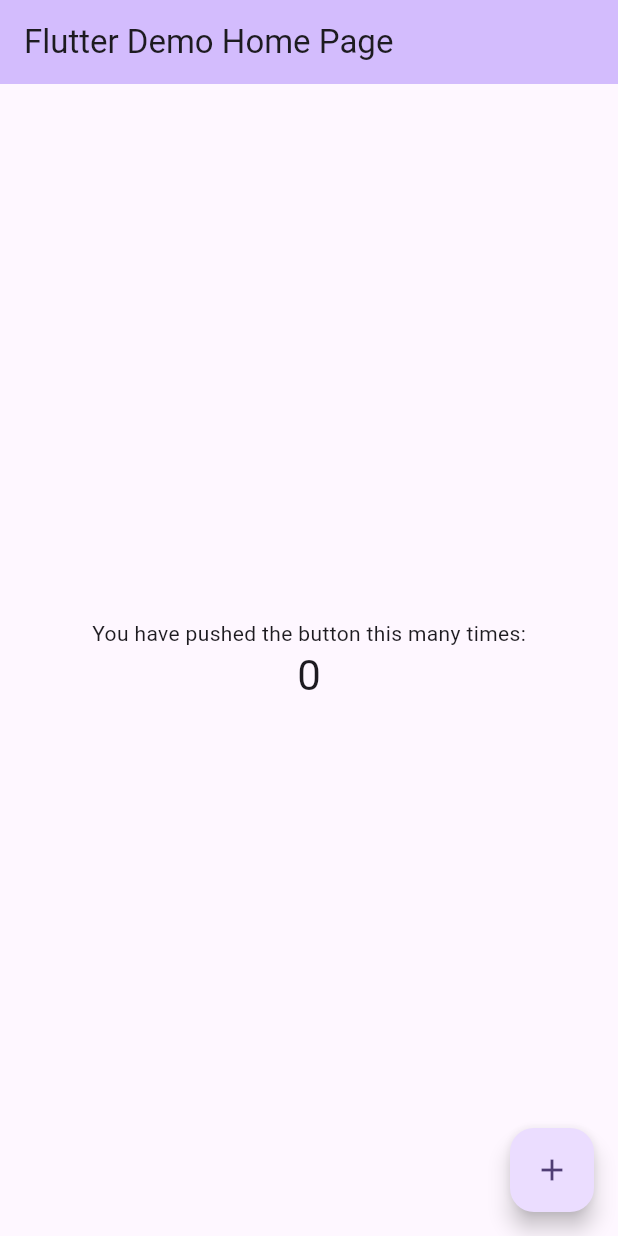
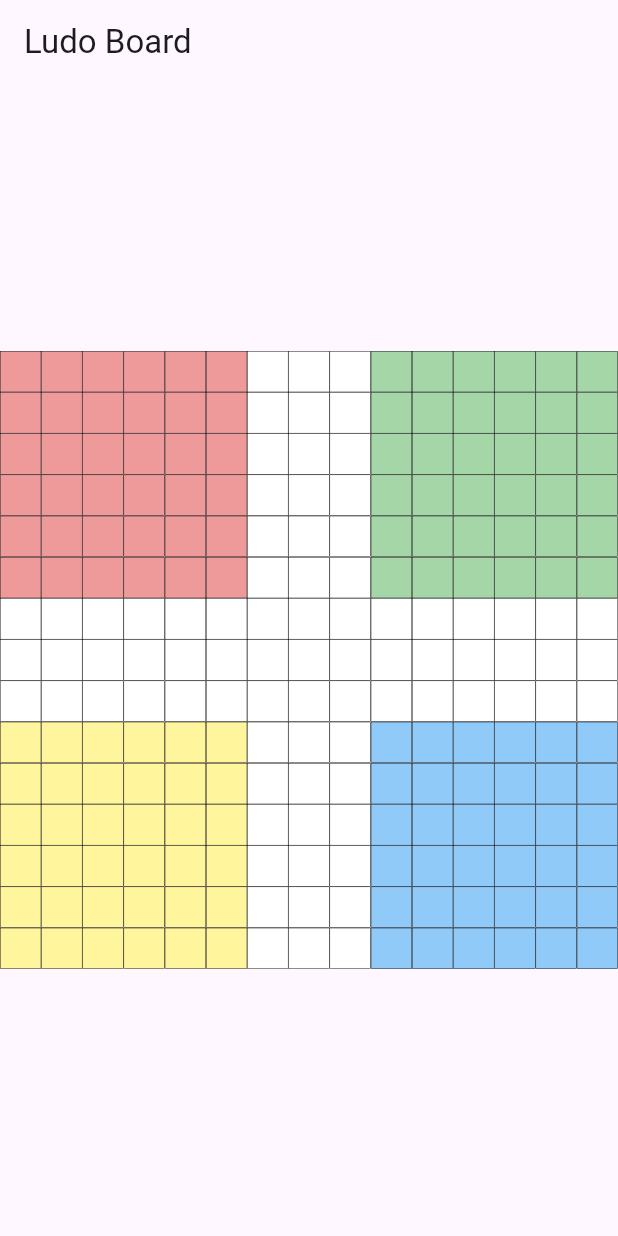
Before and after one commit to chintaman2004/Ludo, a Flutter app: the screen it shows after launch, on a phone screen of 412 x 824 dp. Run offline on Flutter 3.47's test engine with Material 3 defaults, Android fonts, the phone set to English and light mode, and no system bars.

Commit message:
Errors Removed

```diff
--- a/lib/main.dart
+++ b/lib/main.dart
@@ -1,122 +1,67 @@
 import 'package:flutter/material.dart';
 
 void main() {
-  runApp(const MyApp());
+  runApp(LudoApp());
 }
 
-class MyApp extends StatelessWidget {
-  const MyApp({super.key});
+class LudoApp extends StatelessWidget {
+  const LudoApp({super.key});
 
-  // This widget is the root of your application.
   @override
   Widget build(BuildContext context) {
     return MaterialApp(
-      title: 'LUDO',
-      theme: ThemeData(
-        // This is the theme of your application.
-        //
-        // TRY THIS: Try running your application with "flutter run". You'll see
-        // the application has a purple toolbar. Then, without quitting the app,
-        // try changing the seedColor in the colorScheme below to Colors.green
-        // and then invoke "hot reload" (save your changes or press the "hot
-        // reload" button in a Flutter-supported IDE, or press "r" if you used
-        // the command line to start the app).
-        //
-        // Notice that the counter didn't reset back to zero; the application
-        // state is not lost during the reload. To reset the state, use hot
-        // restart instead.
-        //
-        // This works for code too, not just values: Most code changes can be
-        // tested with just a hot reload.
-        colorScheme: ColorScheme.fromSeed(seedColor: Colors.deepPurple),
-      ),
-      home: const MyHomePage(title: 'Flutter Demo Home Page'),
+      title: 'Ludo Game',
+      theme: ThemeData(primarySwatch: Colors.blue),
+      home: LudoBoard(),
+      debugShowCheckedModeBanner: false,
     );
   }
 }
 
-class MyHomePage extends StatefulWidget {
-  const MyHomePage({super.key, required this.title});
+class LudoBoard extends StatelessWidget {
+  final int gridSize = 15;
 
-  // This widget is the home page of your application. It is stateful, meaning
-  // that it has a State object (defined below) that contains fields that affect
-  // how it looks.
-
-  // This class is the configuration for the state. It holds the values (in this
-  // case the title) provided by the parent (in this case the App widget) and
-  // used by the build method of the State. Fields in a Widget subclass are
-  // always marked "final".
-
-  final String title;
-
-  @override
-  State<MyHomePage> createState() => _MyHomePageState();
-}
-
-class _MyHomePageState extends State<MyHomePage> {
-  int _counter = 0;
-
-  void _incrementCounter() {
-    setState(() {
-      // This call to setState tells the Flutter framework that something has
-      // changed in this State, which causes it to rerun the build method below
-      // so that the display can reflect the updated values. If we changed
-      // _counter without calling setState(), then the build method would not be
-      // called again, and so nothing would appear to happen.
-      _counter++;
-    });
-  }
+  const LudoBoard({super.key});
 
   @override
   Widget build(BuildContext context) {
-    // This method is rerun every time setState is called, for instance as done
-    // by the _incrementCounter method above.
-    //
-    // The Flutter framework has been optimized to make rerunning build methods
-    // fast, so that you can just rebuild anything that needs updating rather
-    // than having to individually change instances of widgets.
     return Scaffold(
-      appBar: AppBar(
-        // TRY THIS: Try changing the color here to a specific color (to
-        // Colors.amber, perhaps?) and trigger a hot reload to see the AppBar
-        // change color while the other colors stay the same.
-        backgroundColor: Theme.of(context).colorScheme.inversePrimary,
-        // Here we take the value from the MyHomePage object that was created by
-        // the App.build method, and use it to set our appbar title.
-        title: Text(widget.title),
-      ),
+      appBar: AppBar(title: Text("Ludo Board")),
       body: Center(
-        // Center is a layout widget. It takes a single child and positions it
-        // in the middle of the parent.
-        child: Column(
-          // Column is also a layout widget. It takes a list of children and
-          // arranges them vertically. By default, it sizes itself to fit its
-          // children horizontally, and tries to be as tall as its parent.
-          //
-          // Column has various properties to control how it sizes itself and
-          // how it positions its children. Here we use mainAxisAlignment to
-          // center the children vertically; the main axis here is the vertical
-          // axis because Columns are vertical (the cross axis would be
-          // horizontal).
-          //
-          // TRY THIS: Invoke "debug painting" (choose the "Toggle Debug Paint"
-          // action in the IDE, or press "p" in the console), to see the
-          // wireframe for each widget.
-          mainAxisAlignment: MainAxisAlignment.center,
-          children: <Widget>[
-            const Text('You have pushed the button this many times:'),
-            Text(
-              '$_counter',
-              style: Theme.of(context).textTheme.headlineMedium,
+        child: AspectRatio(
+          aspectRatio: 1,
+          child: GridView.builder(
+            itemCount: gridSize * gridSize,
+            gridDelegate: SliverGridDelegateWithFixedCrossAxisCount(
+              crossAxisCount: gridSize,
             ),
-          ],
+            itemBuilder: (context, index) {
+              final row = index ~/ gridSize;
+              final col = index % gridSize;
+
+              Color color = Colors.white;
+              if (row < 6 && col < 6) {
+                color = Colors.red[200]!; // Red zone
+              } else if (row < 6 && col > 8)
+                // ignore: curly_braces_in_flow_control_structures
+                color = Colors.green[200]!; // Green zone
+              else if (row > 8 && col < 6)
+                // ignore: curly_braces_in_flow_control_structures
+                color = Colors.yellow[200]!; // Yellow zone
+              else if (row > 8 && col > 8)
+                // ignore: curly_braces_in_flow_control_structures
+                color = Colors.blue[200]!; // Blue zone
+
+              return Container(
+                decoration: BoxDecoration(
+                  border: Border.all(color: Colors.black, width: 0.3),
+                  color: color,
+                ),
+              );
+            },
+          ),
         ),
       ),
-      floatingActionButton: FloatingActionButton(
-        onPressed: _incrementCounter,
-        tooltip: 'Increment',
-        child: const Icon(Icons.add),
-      ), // This trailing comma makes auto-formatting nicer for build methods.
     );
   }
 }
```
Also changed, not shown: 1 other file.
